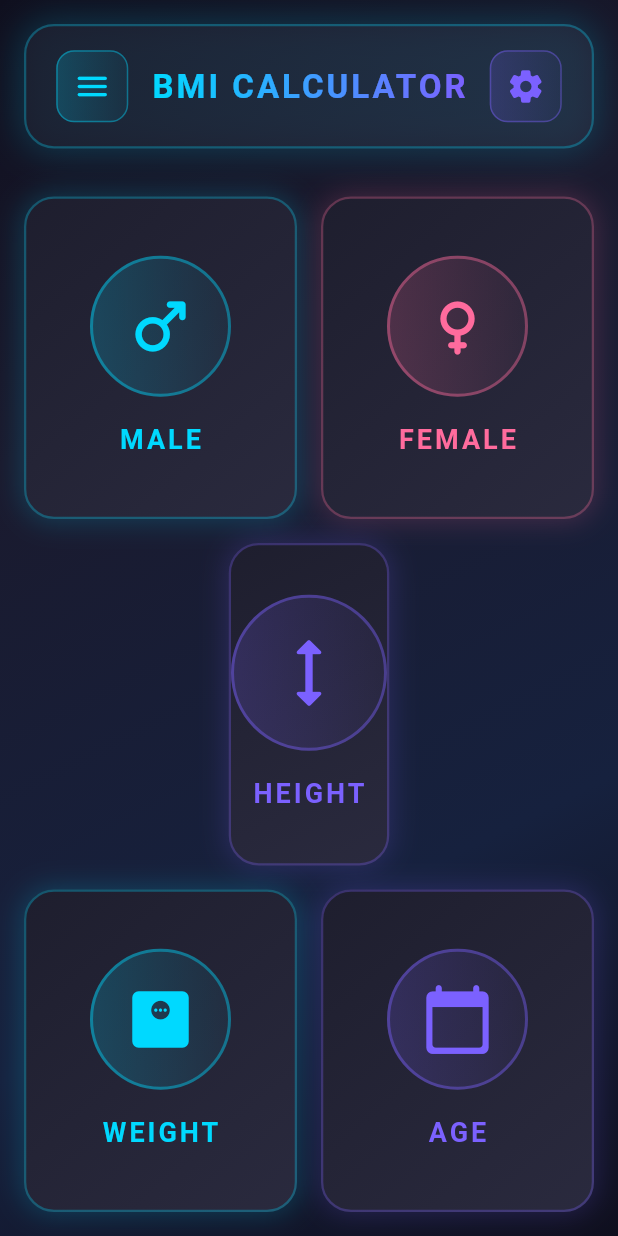
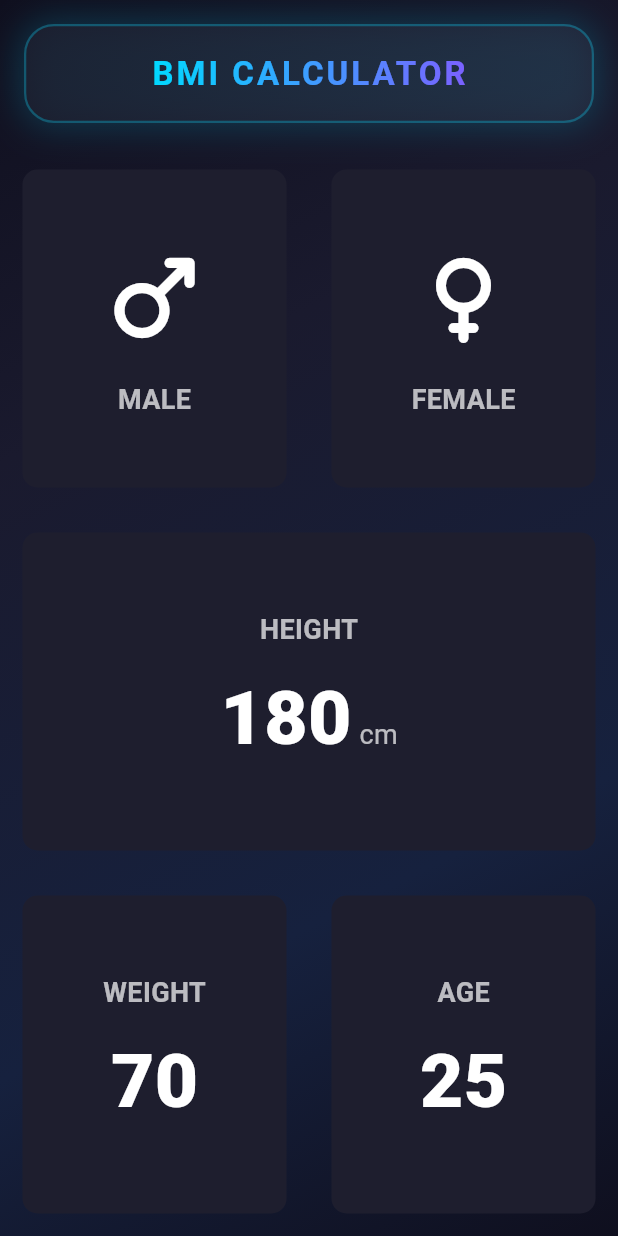
Before and after one commit to gulfamali16/App-Development-Portfolio, a Flutter app: the screen it shows after launch, on a phone screen of 412 x 824 dp. Run offline on Flutter 3.47's test engine with Material 3 defaults, Android fonts, the light colour scheme and no system bars; our stand-ins replace device_info_plus, flutter_local_notifications, image_picker, pdf, permission_handler, printing and 4 more; missing offline and left inert: workmanager; accounts and stored records are empty.

Commit message:
Create icon and Text widgets separately Part 4

```diff
--- a/bmi/lib/main.dart
+++ b/bmi/lib/main.dart
@@ -172,34 +172,8 @@ class BMIHomeScreen extends StatelessWidget {
                     ),
                   ],
                 ),
-                child: Row(
-                  mainAxisAlignment: MainAxisAlignment.spaceBetween,
-                  children: [
-                    // Menu Icon with glow
-                    Container(
-                      padding: const EdgeInsets.all(10),
-                      decoration: BoxDecoration(
-                        gradient: LinearGradient(
-                          colors: [
-                            const Color(0xFF00D9FF).withOpacity(0.2),
-                            const Color(0xFF00D9FF).withOpacity(0.05),
-                          ],
-                        ),
-                        borderRadius: BorderRadius.circular(12),
-                        border: Border.all(
-                          color: const Color(0xFF00D9FF).withOpacity(0.4),
-                          width: 1,
-                        ),
-                      ),
-                      child: const Icon(
-                        Icons.menu_rounded,
-                        color: Color(0xFF00D9FF),
-                        size: 26,
-                      ),
-                    ),
-
-                    // App Title with gradient text effect
-                    ShaderMask(
+                child: Center(
+                  child: ShaderMask(
                     shaderCallback: (bounds) => const LinearGradient(
                       colors: [
                         Color(0xFF00D9FF),
@@ -216,107 +190,179 @@ class BMIHomeScreen extends StatelessWidget {
                       ),
                     ),
                   ),
+                ),
+              ),
 
-                    // Settings Icon with glow
-                    Container(
-                      padding: const EdgeInsets.all(10),
-                      decoration: BoxDecoration(
-                        gradient: LinearGradient(
-                          colors: [
-                            const Color(0xFF7B61FF).withOpacity(0.2),
-                            const Color(0xFF7B61FF).withOpacity(0.05),
+              // Body Content - Themed Containers
+              Expanded(
+                child: Column(
+                  children: [
+                    // Top Row - Two Containers
+                    Expanded(
+                      child: Row(
+                        children: [
+                          // Male Container
+                          Expanded(
+                            child: RepeatContainerCode(
+                              colors: const Color(0xFF1E1E2E),
+                              cardWidget: Column(
+                                mainAxisAlignment: MainAxisAlignment.center,
+                                children: [
+                                  Icon(
+                                    Icons.male_rounded,
+                                    size: 80,
+                                    color: Colors.white,
+                                  ),
+                                  const SizedBox(height: 15),
+                                  Text(
+                                    'MALE',
+                                    style: TextStyle(
+                                      fontSize: 18,
+                                      fontWeight: FontWeight.bold,
+                                      color: Colors.white70,
+                                    ),
+                                  ),
                                 ],
                               ),
-                        borderRadius: BorderRadius.circular(12),
-                        border: Border.all(
-                          color: const Color(0xFF7B61FF).withOpacity(0.4),
-                          width: 1,
                             ),
                           ),
-                      child: const Icon(
-                        Icons.settings_rounded,
-                        color: Color(0xFF7B61FF),
-                        size: 26,
+                          // Female Container
+                          Expanded(
+                            child: RepeatContainerCode(
+                              colors: const Color(0xFF1E1E2E),
+                              cardWidget: Column(
+                                mainAxisAlignment: MainAxisAlignment.center,
+                                children: [
+                                  Icon(
+                                    Icons.female_rounded,
+                                    size: 80,
+                                    color: Colors.white,
+                                  ),
+                                  const SizedBox(height: 15),
+                                  Text(
+                                    'FEMALE',
+                                    style: TextStyle(
+                                      fontSize: 18,
+                                      fontWeight: FontWeight.bold,
+                                      color: Colors.white70,
+                                    ),
+                                  ),
+                                ],
+                              ),
                             ),
                           ),
                         ],
                       ),
                     ),
 
-              // Body Content - Themed Containers
+                    // Middle Container - Full Width
                     Expanded(
-                child: Padding(
-                  padding: const EdgeInsets.all(16.0),
-                  child: Column(
+                      child: RepeatContainerCode(
+                        colors: const Color(0xFF1E1E2E),
+                        cardWidget: Column(
+                          mainAxisAlignment: MainAxisAlignment.center,
                           children: [
-                      // Top Row - Two Containers
+                            Text(
+                              'HEIGHT',
+                              style: TextStyle(
+                                fontSize: 18,
+                                fontWeight: FontWeight.bold,
+                                color: Colors.white70,
+                              ),
+                            ),
+                            const SizedBox(height: 10),
+                            Row(
+                              mainAxisAlignment: MainAxisAlignment.center,
+                              crossAxisAlignment: CrossAxisAlignment.baseline,
+                              textBaseline: TextBaseline.alphabetic,
+                              children: [
+                                Text(
+                                  '180',
+                                  style: TextStyle(
+                                    fontSize: 50,
+                                    fontWeight: FontWeight.w900,
+                                    color: Colors.white,
+                                  ),
+                                ),
+                                const SizedBox(width: 5),
+                                Text(
+                                  'cm',
+                                  style: TextStyle(
+                                    fontSize: 18,
+                                    color: Colors.white70,
+                                  ),
+                                ),
+                              ],
+                            ),
+                          ],
+                        ),
+                      ),
+                    ),
+
+                    // Bottom Row - Two Containers
                     Expanded(
-                        flex: 2,
                       child: Row(
                         children: [
-                            // Male Container
+                          // Weight Container
                           Expanded(
-                              child: ReusableCard(
-                                icon: Icons.male_rounded,
-                                label: 'MALE',
-                                color: const Color(0xFF00D9FF),
+                            child: RepeatContainerCode(
+                              colors: const Color(0xFF1E1E2E),
+                              cardWidget: Column(
+                                mainAxisAlignment: MainAxisAlignment.center,
+                                children: [
+                                  Text(
+                                    'WEIGHT',
+                                    style: TextStyle(
+                                      fontSize: 18,
+                                      fontWeight: FontWeight.bold,
+                                      color: Colors.white70,
                                     ),
                                   ),
-                            const SizedBox(width: 16),
-                            // Female Container
-                            Expanded(
-                              child: ReusableCard(
-                                icon: Icons.female_rounded,
-                                label: 'FEMALE',
-                                color: const Color(0xFFFF6B9D),
+                                  const SizedBox(height: 10),
+                                  Text(
+                                    '70',
+                                    style: TextStyle(
+                                      fontSize: 50,
+                                      fontWeight: FontWeight.w900,
+                                      color: Colors.white,
                                     ),
                                   ),
                                 ],
                               ),
                             ),
-
-                      const SizedBox(height: 16),
-
-                      // Middle Container - Full Width
+                          ),
+                          // Age Container
                           Expanded(
-                        flex: 2,
-                        child: ReusableCard(
-                          icon: Icons.height_rounded,
-                          label: 'HEIGHT',
-                          color: const Color(0xFF7B61FF),
-                          isFullWidth: true,
+                            child: RepeatContainerCode(
+                              colors: const Color(0xFF1E1E2E),
+                              cardWidget: Column(
+                                mainAxisAlignment: MainAxisAlignment.center,
+                                children: [
+                                  Text(
+                                    'AGE',
+                                    style: TextStyle(
+                                      fontSize: 18,
+                                      fontWeight: FontWeight.bold,
+                                      color: Colors.white70,
                                     ),
                                   ),
-
-                      const SizedBox(height: 16),
-
-                      // Bottom Row - Two Containers
-                      Expanded(
-                        flex: 2,
-                        child: Row(
-                          children: [
-                            // Weight Container
-                            Expanded(
-                              child: ReusableCard(
-                                icon: Icons.monitor_weight_rounded,
-                                label: 'WEIGHT',
-                                color: const Color(0xFF00D9FF),
+                                  const SizedBox(height: 10),
+                                  Text(
+                                    '25',
+                                    style: TextStyle(
+                                      fontSize: 50,
+                                      fontWeight: FontWeight.w900,
+                                      color: Colors.white,
                                     ),
                                   ),
-                            const SizedBox(width: 16),
-                            // Age Container
-                            Expanded(
-                              child: ReusableCard(
-                                icon: Icons.calendar_today_rounded,
-                                label: 'AGE',
-                                color: const Color(0xFF7B61FF),
+                                ],
+                              ),
                             ),
                           ),
                         ],
                       ),
                     ),
                   ],
-                  ),
                 ),
               ),
             ],
@@ -327,86 +373,26 @@ class BMIHomeScreen extends StatelessWidget {
   }
 }
 
-// Reusable Card Widget Class
-class ReusableCard extends StatelessWidget {
-  final IconData icon;
-  final String label;
-  final Color color;
-  final bool isFullWidth;
+// Reusable Container Widget Class
+class RepeatContainerCode extends StatelessWidget {
+  const RepeatContainerCode({
+    super.key,
+    required this.colors,
+    required this.cardWidget,
+  });
 
-  const ReusableCard({
-    super.key,
-    required this.icon,
-    required this.label,
-    required this.color,
-    this.isFullWidth = false,
-  });
+  final Color colors;
+  final Widget cardWidget;
 
   @override
   Widget build(BuildContext context) {
     return Container(
+      margin: const EdgeInsets.all(15.0),
       decoration: BoxDecoration(
-        gradient: LinearGradient(
-          begin: Alignment.topLeft,
-          end: Alignment.bottomRight,
-          colors: [
-            const Color(0xFF1E1E2E),
-            const Color(0xFF2A2A3E),
-          ],
+        color: colors,
+        borderRadius: BorderRadius.circular(10.0),
       ),
-        borderRadius: BorderRadius.circular(20),
-        border: Border.all(
-          color: color.withOpacity(0.3),
-          width: 1.5,
-        ),
-        boxShadow: [
-          BoxShadow(
-            color: color.withOpacity(0.2),
-            blurRadius: 15,
-            spreadRadius: 1,
-          ),
-        ],
-      ),
-      child: Column(
-        mainAxisAlignment: MainAxisAlignment.center,
-        children: [
-          // Icon with glow effect
-          Container(
-            padding: const EdgeInsets.all(20),
-            decoration: BoxDecoration(
-              shape: BoxShape.circle,
-              gradient: LinearGradient(
-                colors: [
-                  color.withOpacity(0.2),
-                  color.withOpacity(0.05),
-                ],
-              ),
-              border: Border.all(
-                color: color.withOpacity(0.4),
-                width: 2,
-              ),
-            ),
-            child: Icon(
-              icon,
-              size: isFullWidth ? 60 : 50,
-              color: color,
-            ),
-          ),
-
-          const SizedBox(height: 16),
-
-          // Label
-          Text(
-            label,
-            style: TextStyle(
-              fontSize: 18,
-              fontWeight: FontWeight.bold,
-              color: color,
-              letterSpacing: 2,
-            ),
-          ),
-        ],
-      ),
+      child: cardWidget,
     );
   }
 }
```
Lines whose indentation alone changed are shown as unchanged.
